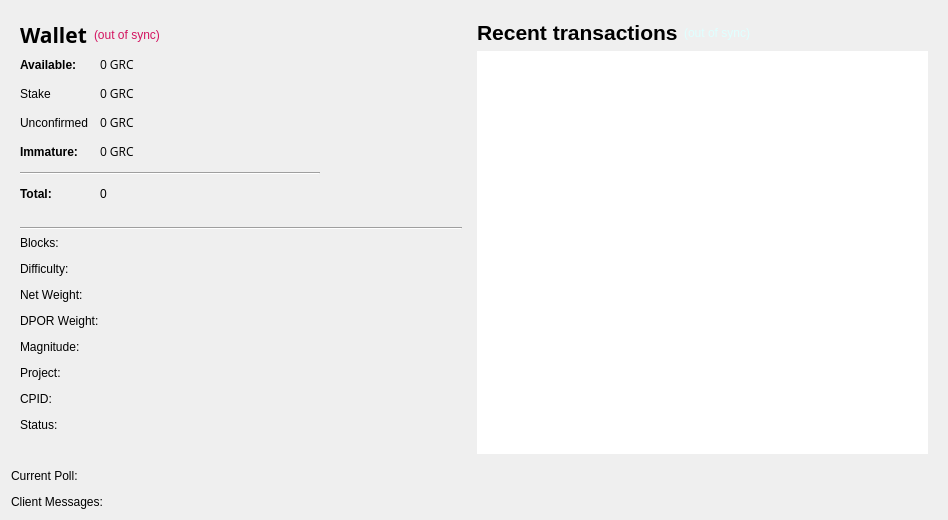
First picture: the form in src/qt/forms/overviewpage.ui, repository gridcoin-community/Gridcoin-Research, before the edit.
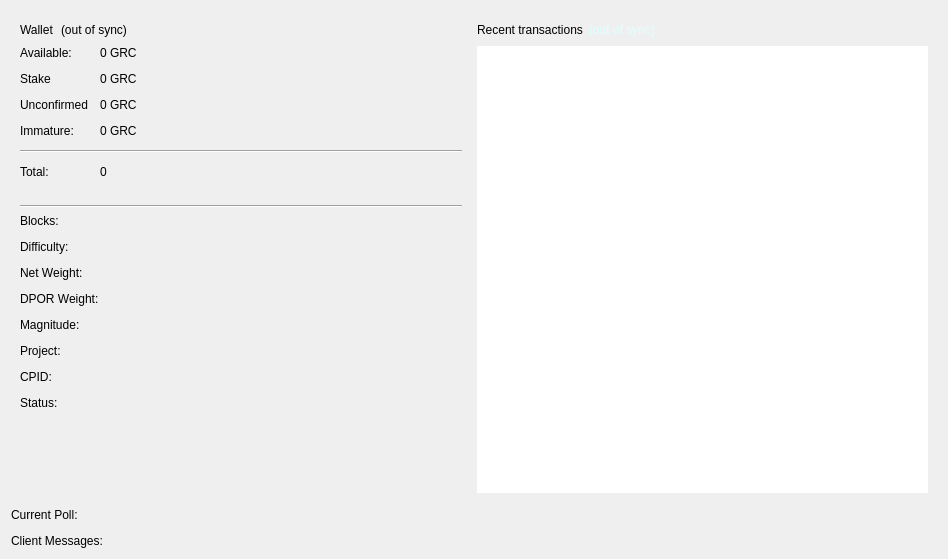
Second picture: the form after the edit.

Diff of the .ui file:
```diff
--- a/src/qt/forms/overviewpage.ui
+++ b/src/qt/forms/overviewpage.ui
@@ -7,7 +7,7 @@
     <x>0</x>
     <y>0</y>
     <width>948</width>
-    <height>520</height>
+    <height>559</height>
    </rect>
   </property>
   <property name="sizePolicy">
@@ -66,15 +66,7 @@
              <number>7</number>
             </property>
             <item>
-             <widget class="QLabel" name="label_5">
-              <property name="font">
-               <font>
-                <family>Open Sans,sans-serif</family>
-                <pointsize>16</pointsize>
-                <weight>75</weight>
-                <bold>true</bold>
-               </font>
-              </property>
+             <widget class="QLabel" name="labelOverviewWallet">
               <property name="text">
                <string>Wallet</string>
               </property>
@@ -88,9 +80,6 @@
               <property name="toolTip">
                <string>The displayed information may be out of date. Your wallet automatically synchronizes with the Gridcoin network after a connection is established, but this process has not completed yet.</string>
               </property>
-              <property name="styleSheet">
-               <string notr="true">color: #d31360;</string>
-              </property>
               <property name="text">
                <string notr="true">(out of sync)</string>
               </property>
@@ -126,13 +115,7 @@
              <number>12</number>
             </property>
             <item row="0" column="0">
-             <widget class="QLabel" name="label">
-              <property name="font">
-               <font>
-                <weight>75</weight>
-                <bold>true</bold>
-               </font>
-              </property>
+             <widget class="QLabel" name="labelAvailable">
               <property name="text">
                <string>Available:</string>
               </property>
@@ -140,11 +123,6 @@
             </item>
             <item row="0" column="1">
              <widget class="QLabel" name="labelBalance">
-              <property name="font">
-               <font>
-                <family>Open Sans,sans-serif</family>
-               </font>
-              </property>
               <property name="cursor">
                <cursorShape>IBeamCursor</cursorShape>
               </property>
@@ -168,11 +146,6 @@
             </item>
             <item row="1" column="1">
              <widget class="QLabel" name="labelStake">
-              <property name="font">
-               <font>
-                <family>Open Sans,sans-serif</family>
-               </font>
-              </property>
               <property name="cursor">
                <cursorShape>IBeamCursor</cursorShape>
               </property>
@@ -196,11 +169,6 @@
             </item>
             <item row="2" column="1">
              <widget class="QLabel" name="labelUnconfirmed">
-              <property name="font">
-               <font>
-                <family>Open Sans,sans-serif</family>
-               </font>
-              </property>
               <property name="cursor">
                <cursorShape>IBeamCursor</cursorShape>
               </property>
@@ -217,12 +185,6 @@
             </item>
             <item row="3" column="0">
              <widget class="QLabel" name="labelImmatureText">
-              <property name="font">
-               <font>
-                <weight>75</weight>
-                <bold>true</bold>
-               </font>
-              </property>
               <property name="text">
                <string>Immature:</string>
               </property>
@@ -230,11 +192,6 @@
             </item>
             <item row="3" column="1">
              <widget class="QLabel" name="labelImmature">
-              <property name="font">
-               <font>
-                <family>Open Sans,sans-serif</family>
-               </font>
-              </property>
               <property name="toolTip">
                <string>Total mined coins that have not yet matured.</string>
               </property>
@@ -250,13 +207,13 @@
              <widget class="Line" name="line">
               <property name="sizePolicy">
                <sizepolicy hsizetype="MinimumExpanding" vsizetype="Fixed">
-                <horstretch>140</horstretch>
+                <horstretch>0</horstretch>
                 <verstretch>0</verstretch>
                </sizepolicy>
               </property>
               <property name="maximumSize">
                <size>
-                <width>300</width>
+                <width>16777215</width>
                 <height>16777215</height>
                </size>
               </property>
@@ -266,13 +223,7 @@
              </widget>
             </item>
             <item row="5" column="0">
-             <widget class="QLabel" name="label_6">
-              <property name="font">
-               <font>
-                <weight>75</weight>
-                <bold>true</bold>
-               </font>
-              </property>
+             <widget class="QLabel" name="labelTotalBalance">
               <property name="text">
                <string>Total:</string>
               </property>
@@ -525,13 +476,6 @@
                 <height>0</height>
                </size>
               </property>
-              <property name="font">
-               <font>
-                <pointsize>16</pointsize>
-                <weight>75</weight>
-                <bold>true</bold>
-               </font>
-              </property>
               <property name="text">
                <string>Recent transactions</string>
               </property>
```
Left out of the diff: 2 changed lines with no effect on the pictures.
